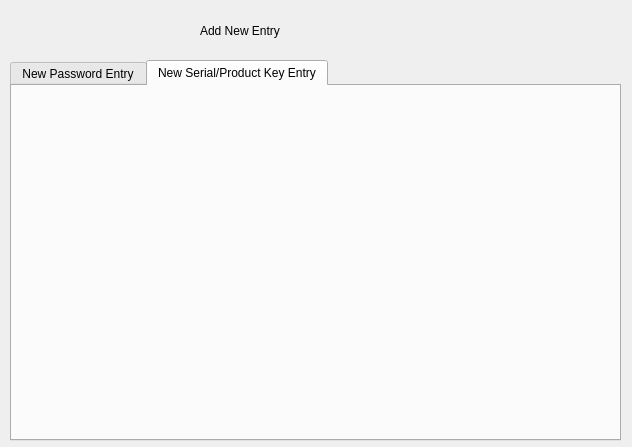
Old version of the form newentryform.ui in the repository DensonNgumo/Vault.
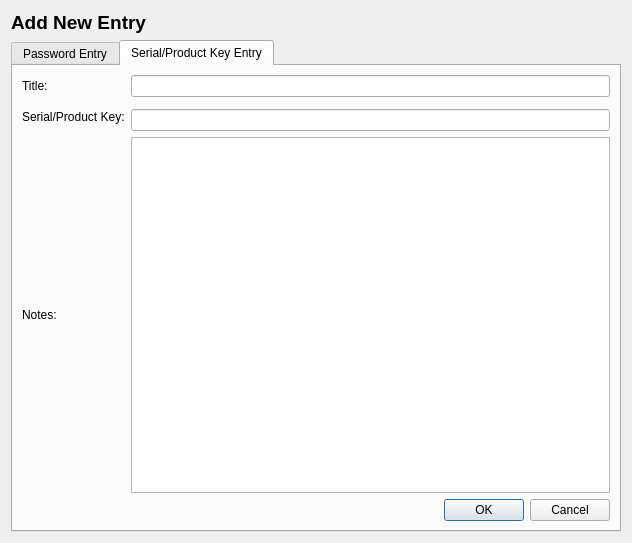
New version of the form. The open tabs and pages were chosen to show the change.

Patch:
```diff
--- a/newentryform.ui
+++ b/newentryform.ui
@@ -7,40 +7,35 @@
     <x>0</x>
     <y>0</y>
     <width>632</width>
-    <height>447</height>
+    <height>543</height>
    </rect>
   </property>
   <property name="windowTitle">
    <string>Dialog</string>
   </property>
-  <widget class="QLabel" name="label">
-   <property name="geometry">
-    <rect>
-     <x>200</x>
-     <y>0</y>
-     <width>241</width>
-     <height>61</height>
-    </rect>
+  <layout class="QGridLayout" name="gridLayout_3">
+   <item row="0" column="0">
+    <widget class="QLabel" name="label_Heading">
+     <property name="font">
+      <font>
+       <pointsize>14</pointsize>
+       <weight>75</weight>
+       <bold>true</bold>
+      </font>
    </property>
    <property name="text">
     <string>Add New Entry</string>
    </property>
   </widget>
+   </item>
+   <item row="1" column="0">
   <widget class="QTabWidget" name="tabWidget">
-   <property name="geometry">
-    <rect>
-     <x>10</x>
-     <y>60</y>
-     <width>611</width>
-     <height>381</height>
-    </rect>
-   </property>
    <property name="currentIndex">
     <number>0</number>
    </property>
    <widget class="QWidget" name="tab">
     <attribute name="title">
-     <string>New Password Entry</string>
+       <string>Password Entry</string>
     </attribute>
     <widget class="QWidget" name="formLayoutWidget">
      <property name="geometry">
@@ -162,10 +157,51 @@
    </widget>
    <widget class="QWidget" name="tab_2">
     <attribute name="title">
-     <string>New Serial/Product Key Entry</string>
-    </attribute>
-   </widget>
-  </widget>
+       <string>Serial/Product Key Entry</string>
+      </attribute>
+      <layout class="QGridLayout" name="gridLayout_2">
+       <item row="3" column="2">
+        <widget class="QPlainTextEdit" name="plainTextEdit_keyNotes"/>
+       </item>
+       <item row="1" column="0" rowspan="2" colspan="2">
+        <widget class="QLabel" name="label_8">
+         <property name="text">
+          <string>Serial/Product Key:</string>
+         </property>
+        </widget>
+       </item>
+       <item row="3" column="0">
+        <widget class="QLabel" name="label_9">
+         <property name="text">
+          <string>Notes:</string>
+         </property>
+        </widget>
+       </item>
+       <item row="0" column="2">
+        <widget class="QLineEdit" name="lineEdit_keyTitle"/>
+       </item>
+       <item row="2" column="2">
+        <widget class="QLineEdit" name="lineEdit_key"/>
+       </item>
+       <item row="0" column="0">
+        <widget class="QLabel" name="label">
+         <property name="text">
+          <string>Title:</string>
+         </property>
+        </widget>
+       </item>
+       <item row="4" column="2">
+        <widget class="QDialogButtonBox" name="buttonBox_keyResponse">
+         <property name="standardButtons">
+          <set>QDialogButtonBox::Cancel|QDialogButtonBox::Ok</set>
+         </property>
+        </widget>
+       </item>
+      </layout>
+     </widget>
+    </widget>
+   </item>
+  </layout>
  </widget>
  <resources/>
  <connections/>
```
Lines whose indentation alone changed are shown as unchanged.
